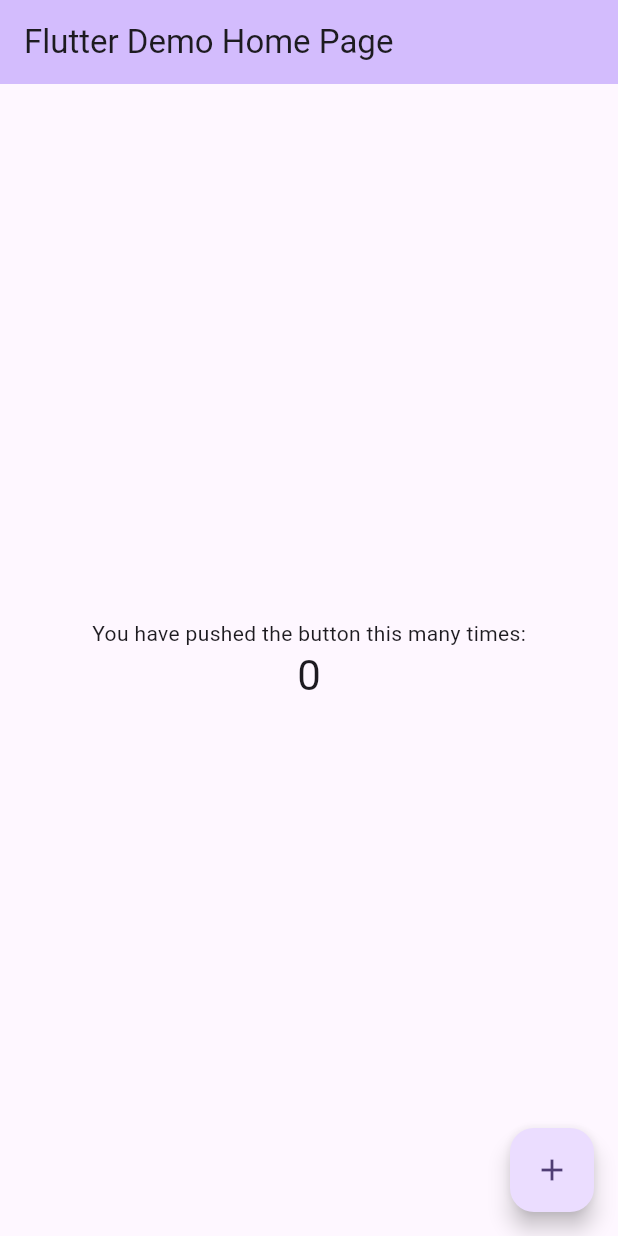
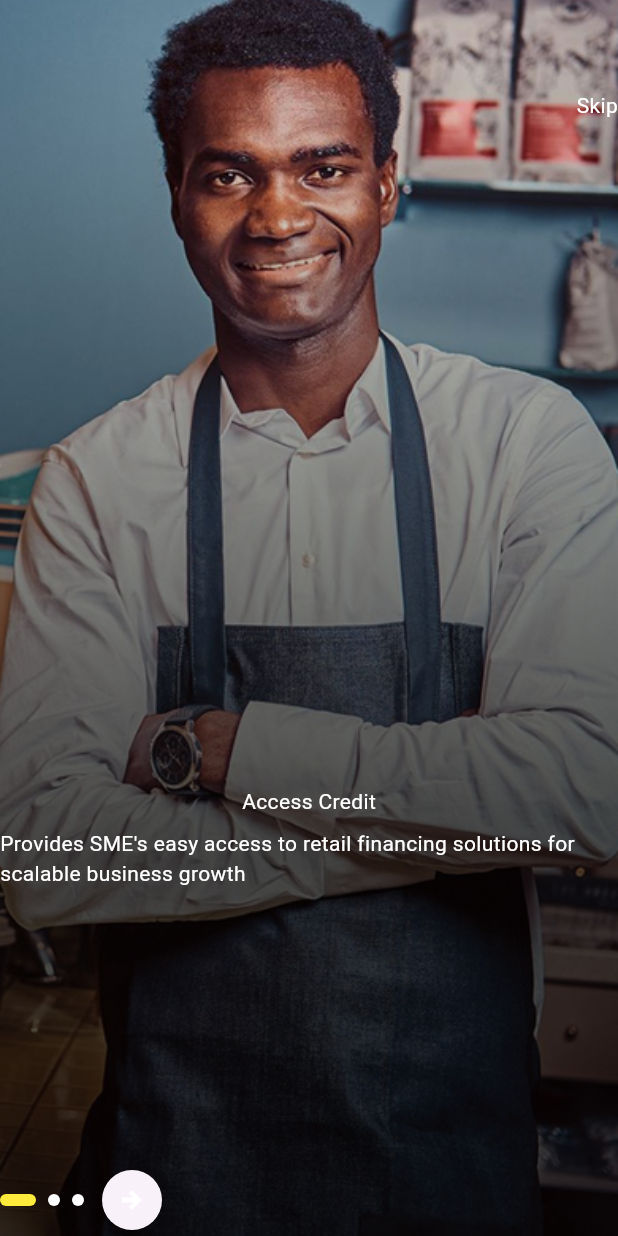
Before and after one commit to sirisenju/internship-demo, a Flutter app: the screen it shows after launch, on a phone screen of 412 x 824 dp. Run offline on Flutter 3.47's test engine with Material 3 defaults, Android fonts, the phone set to English and light mode, and no system bars; drawn by our look-alikes of smooth_page_indicator; our stand-ins replace dots_indicator, flutter_svg.

Commit message:
onboarding screen added

```diff
--- /dev/null
+++ b/SHOPTREO_V1/lib/Screens/Onboarding/onboardingContent.dart
@@ -0,0 +1,20 @@
+import "package:flutter/material.dart";
+
+class OnboardingContent extends StatelessWidget {
+  final String heading;
+  final String subHeading;
+  const OnboardingContent({super.key,
+    required this.heading,
+    required this.subHeading});
+
+  @override
+  Widget build(BuildContext context) {
+    return Column(
+      children: [
+        Text(heading, style: TextStyle(color: Colors.white)),
+        SizedBox(height: 8,),
+        Text(subHeading, style: TextStyle(color: Colors.white))
+      ],
+    );
+  }
+}
--- /dev/null
+++ b/SHOPTREO_V1/lib/Screens/Onboarding/onboardingScreen.dart
@@ -0,0 +1,137 @@
+import "package:flutter/material.dart";
+import "package:flutter_svg/flutter_svg.dart";
+import "package:shoptreo_v1/Screens/Onboarding/onboardingContent.dart";
+import "package:dots_indicator/dots_indicator.dart";
+import 'package:smooth_page_indicator/smooth_page_indicator.dart';
+
+class OnboardingScreen extends StatefulWidget {
+  const OnboardingScreen({super.key});
+
+  @override
+  State<OnboardingScreen> createState() => _OnboardingScreenState();
+}
+
+class _OnboardingScreenState extends State<OnboardingScreen> {
+
+  late PageController _pageController;
+
+  @override
+  void initState() {
+    _pageController = PageController(initialPage: 0);
+    super.initState();
+  }
+
+  @override
+  void dispose() {
+    _pageController.dispose();
+    super.dispose();
+  }
+
+  bool isLastPage = false;
+
+  final List<OnboardingContent> content = [
+    OnboardingContent(
+        heading: "Access Credit",
+        subHeading: "Provides SME's easy access to retail financing solutions for scalable business growth"
+    ),
+    OnboardingContent(
+        heading: "Access Loans",
+        subHeading: "Provides SME's easy access to retail financing solutions for scalable business growth"
+    ),
+    OnboardingContent(
+        heading: "Access Savings",
+        subHeading: "Provides SME's easy access to retail financing solutions for scalable business growth"
+    ),
+  ];
+
+  @override
+  Widget build(BuildContext context) {
+    return Scaffold(
+      body: Stack(
+        children: [
+          Container(
+            decoration: BoxDecoration(
+              image: DecorationImage(
+                fit: BoxFit.cover,
+                  image: AssetImage("assets/onboardingBg.png")
+              ),
+            ),
+          ),
+          Container(
+            decoration: BoxDecoration(
+              image: DecorationImage(
+                  fit: BoxFit.cover,
+                  image: AssetImage("assets/overlayGradient.png")
+              ),
+            ),
+          ),
+          Column(
+            children: [
+              SizedBox(height: 60,),
+              //skip butt for next
+              Expanded(
+                  flex: 2,
+                  child: Align(
+                      alignment: Alignment.topRight,
+                      child: GestureDetector(
+                        onTap: (){
+                          _pageController.jumpToPage(2);
+                        },
+                          child: Text("Skip", style: TextStyle(color: Colors.white),))
+                  )
+              ),
+              Expanded(
+                  flex: 1,
+                  child: PageView.builder(
+                    itemCount: content.length,
+                    controller: _pageController,
+                    onPageChanged: (index){
+                      setState(() => isLastPage = index == 2);
+                    },
+                    itemBuilder: (context, index) {
+                      return OnboardingContent(
+                      heading: content[index].heading,
+                      subHeading: content[index].subHeading
+                      );
+                    },
+                  ),
+              ),
+
+              //dot and next button
+              SizedBox(height: 20,),
+              Row(
+                children: [
+                  //dots
+                  SmoothPageIndicator(
+                      controller: _pageController,
+                      count: content.length,
+                    effect: ExpandingDotsEffect(
+                        spacing: 8.0,
+                        dotWidth: 8.0,
+                        dotHeight: 8.0,
+                        dotColor: Colors.white,
+                        activeDotColor: Colors.yellow
+                    ),
+                  ),
+
+                  //buttons
+                  ElevatedButton(
+                    style: ElevatedButton.styleFrom(
+                      shape: CircleBorder()
+                    ),
+                      onPressed: (){
+                      _pageController.nextPage(
+                          duration: Duration(milliseconds: 300),
+                          curve: Curves.ease);
+                      },
+                      child: SvgPicture.asset("assets/arror-right.svg")
+                  ),
+                ],
+              )
+            ],
+          ),
+        ],
+      ),
+    );
+  }
+}
--- a/SHOPTREO_V1/lib/main.dart
+++ b/SHOPTREO_V1/lib/main.dart
@@ -1,4 +1,5 @@
 import 'package:flutter/material.dart';
+import 'package:shoptreo_v1/Screens/Onboarding/onboardingScreen.dart';
 
 void main() {
   runApp(const MyApp());
@@ -11,115 +12,13 @@ class MyApp extends StatelessWidget {
   @override
   Widget build(BuildContext context) {
     return MaterialApp(
+      debugShowCheckedModeBanner: false,
       title: 'Flutter Demo',
       theme: ThemeData(
-        // This is the theme of your application.
-        //
-        // TRY THIS: Try running your application with "flutter run". You'll see
-        // the application has a purple toolbar. Then, without quitting the app,
-        // try changing the seedColor in the colorScheme below to Colors.green
-        // and then invoke "hot reload" (save your changes or press the "hot
-        // reload" button in a Flutter-supported IDE, or press "r" if you used
-        // the command line to start the app).
-        //
-        // Notice that the counter didn't reset back to zero; the application
-        // state is not lost during the reload. To reset the state, use hot
-        // restart instead.
-        //
-        // This works for code too, not just values: Most code changes can be
-        // tested with just a hot reload.
         colorScheme: ColorScheme.fromSeed(seedColor: Colors.deepPurple),
         useMaterial3: true,
       ),
-      home: const MyHomePage(title: 'Flutter Demo Home Page'),
+      home: const OnboardingScreen(),
     );
   }
 }
-
-class MyHomePage extends StatefulWidget {
-  const MyHomePage({super.key, required this.title});
-
-  // This widget is the home page of your application. It is stateful, meaning
-  // that it has a State object (defined below) that contains fields that affect
-  // how it looks.
-
-  // This class is the configuration for the state. It holds the values (in this
-  // case the title) provided by the parent (in this case the App widget) and
-  // used by the build method of the State. Fields in a Widget subclass are
-  // always marked "final".
-
-  final String title;
-
-  @override
-  State<MyHomePage> createState() => _MyHomePageState();
-}
-
-class _MyHomePageState extends State<MyHomePage> {
-  int _counter = 0;
-
-  void _incrementCounter() {
-    setState(() {
-      // This call to setState tells the Flutter framework that something has
-      // changed in this State, which causes it to rerun the build method below
-      // so that the display can reflect the updated values. If we changed
-      // _counter without calling setState(), then the build method would not be
-      // called again, and so nothing would appear to happen.
-      _counter++;
-    });
-  }
-
-  @override
-  Widget build(BuildContext context) {
-    // This method is rerun every time setState is called, for instance as done
-    // by the _incrementCounter method above.
-    //
-    // The Flutter framework has been optimized to make rerunning build methods
-    // fast, so that you can just rebuild anything that needs updating rather
-    // than having to individually change instances of widgets.
-    return Scaffold(
-      appBar: AppBar(
-        // TRY THIS: Try changing the color here to a specific color (to
-        // Colors.amber, perhaps?) and trigger a hot reload to see the AppBar
-        // change color while the other colors stay the same.
-        backgroundColor: Theme.of(context).colorScheme.inversePrimary,
-        // Here we take the value from the MyHomePage object that was created by
-        // the App.build method, and use it to set our appbar title.
-        title: Text(widget.title),
-      ),
-      body: Center(
-        // Center is a layout widget. It takes a single child and positions it
-        // in the middle of the parent.
-        child: Column(
-          // Column is also a layout widget. It takes a list of children and
-          // arranges them vertically. By default, it sizes itself to fit its
-          // children horizontally, and tries to be as tall as its parent.
-          //
-          // Column has various properties to control how it sizes itself and
-          // how it positions its children. Here we use mainAxisAlignment to
-          // center the children vertically; the main axis here is the vertical
-          // axis because Columns are vertical (the cross axis would be
-          // horizontal).
-          //
-          // TRY THIS: Invoke "debug painting" (choose the "Toggle Debug Paint"
-          // action in the IDE, or press "p" in the console), to see the
-          // wireframe for each widget.
-          mainAxisAlignment: MainAxisAlignment.center,
-          children: <Widget>[
-            const Text(
-              'You have pushed the button this many times:',
-            ),
-            Text(
-              '$_counter',
-              style: Theme.of(context).textTheme.headlineMedium,
-            ),
-          ],
-        ),
-      ),
-      floatingActionButton: FloatingActionButton(
-        onPressed: _incrementCounter,
-        tooltip: 'Increment',
-        child: const Icon(Icons.add),
-      ), // This trailing comma makes auto-formatting nicer for build methods.
-    );
-  }
-}
```
Also changed, not shown: SHOPTREO_V1/pubspec.yaml (+6 -4 lines), SHOPTREO_V1/assets/arror-right.svg (added), SHOPTREO_V1/assets/img-right-arrow.png (added), SHOPTREO_V1/assets/onboardingBg.png (added), SHOPTREO_V1/assets/overlayGradient.png (added), SHOPTREO_V1/pubspec.lock, 1 other file.
